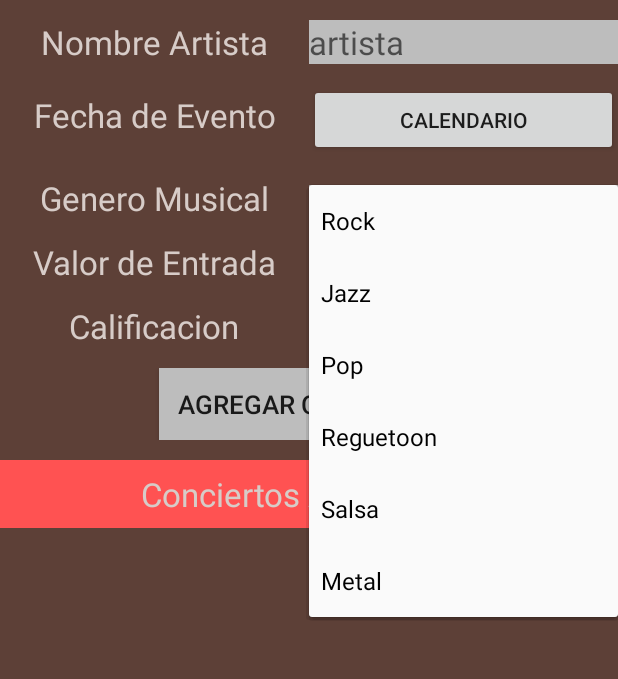
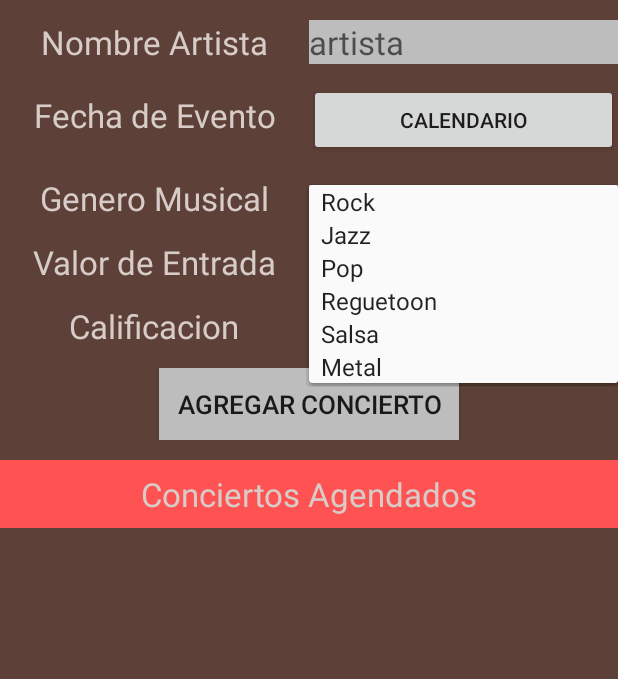
Before and after one commit to francoders/concertAttendance, an Android app: the screen it shows after launch (MainActivity), after a tap on "Rock", on a phone screen of 412 x 824 dp, the part 234-913 px from its top. Run offline under Robolectric (Android 15) with nearby library versions, the phone set to English and light mode, and no system bars.

Commit message:
Actualizacion
Actualizacion

```diff
--- a/Fuentes/MisConciertos/app/src/main/java/cl/inacap/misconciertos/MainActivity.java
+++ b/Fuentes/MisConciertos/app/src/main/java/cl/inacap/misconciertos/MainActivity.java
@@ -47,12 +47,16 @@ public class MainActivity extends AppCompatActivity implements View.OnClickListe
         this.conciertosLv = findViewById(R.id.conciertosLv);
         this.agregarBtn = findViewById(R.id.agregarBtn);
         this.spinnerSp = (Spinner) findViewById(R.id.spinnerSp);
-        this.calificacionSp = (Spinner) findViewById(R.id.calificacionSp);
+        this.calificacionSp = findViewById(R.id.calificacionSp);
         this.fechaBtn = findViewById(R.id.fechaBtn); //(Button)
         fechaBtn.setOnClickListener(this);
         this.adapter = new ArrayAdapter<>(this, android.R.layout.simple_list_item_1, conciertos);
         this.conciertosLv.setAdapter(adapter);
-
+        //SPINNER
+        ArrayAdapter<CharSequence> adapterUno= ArrayAdapter.createFromResource(this, R.array.generos, android.R.layout.simple_spinner_item);
+        spinnerSp.setAdapter(adapterUno);
+        ArrayAdapter<CharSequence> adapterDos= ArrayAdapter.createFromResource(this, R.array.calificaciones, android.R.layout.simple_spinner_item);
+        calificacionSp.setAdapter(adapterDos);
 
         this.agregarBtn.setOnClickListener(new View.OnClickListener() {
             @Override
@@ -62,10 +66,8 @@ public class MainActivity extends AppCompatActivity implements View.OnClickListe
                 String artistaStr = artistaTxt.getText().toString().trim();
                 String entradaStr = entradaTxt.getText().toString().trim();
                 String fechaStr = fechaBtn.getText().toString().trim();
-                String calificacionStr = calificacionSp.toString().trim();
 
                 int entrada = 0;
-
 
                 try {
                     entrada = Integer.parseInt(entradaStr);
@@ -84,7 +86,8 @@ public class MainActivity extends AppCompatActivity implements View.OnClickListe
                     c.setArtista(artistaStr);
                     c.setValorEntrada(entrada);
                     c.setFechaEvento(fechaStr);
-                 // c.setCalificacion(calificacionStr);
+                    c.setCalificacion(calificacionSp.getSelectedItemPosition()+1);
+                    c.setGenero(spinnerSp.getSelectedItemPosition()+1);
                     conciertos.add(c);
                     adapter.notifyDataSetChanged();
                 }else {
--- a/Fuentes/MisConciertos/app/src/main/res/values/dimens.xml
+++ b/Fuentes/MisConciertos/app/src/main/res/values/dimens.xml
@@ -9,5 +9,4 @@
     <dimen name="marginSubtitulo">8dp</dimen>
     <dimen name="tamanioBtn">200dp</dimen>
 
-
 </resources>
--- a/Fuentes/MisConciertos/app/src/main/res/values/strings.xml
+++ b/Fuentes/MisConciertos/app/src/main/res/values/strings.xml
@@ -16,13 +16,13 @@
     </string-array>
 
     <string-array name="calificaciones">
-        <item>Uno</item>
-        <item>Dos</item>
-        <item>Tres</item>
-        <item>Cuatro</item>
-        <item>Cinco</item>
-        <item>Seis</item>
-        <item>Siete</item>
+        <item>1</item>
+        <item>2</item>
+        <item>3</item>
+        <item>4</item>
+        <item>5</item>
+        <item>6</item>
+        <item>7</item>
     </string-array>
 
 </resources>
```
Also changed, not shown: Fuentes/MisConciertos/app/src/main/java/cl/inacap/misconciertos/dto/Concierto.java (+6 -6 lines).
